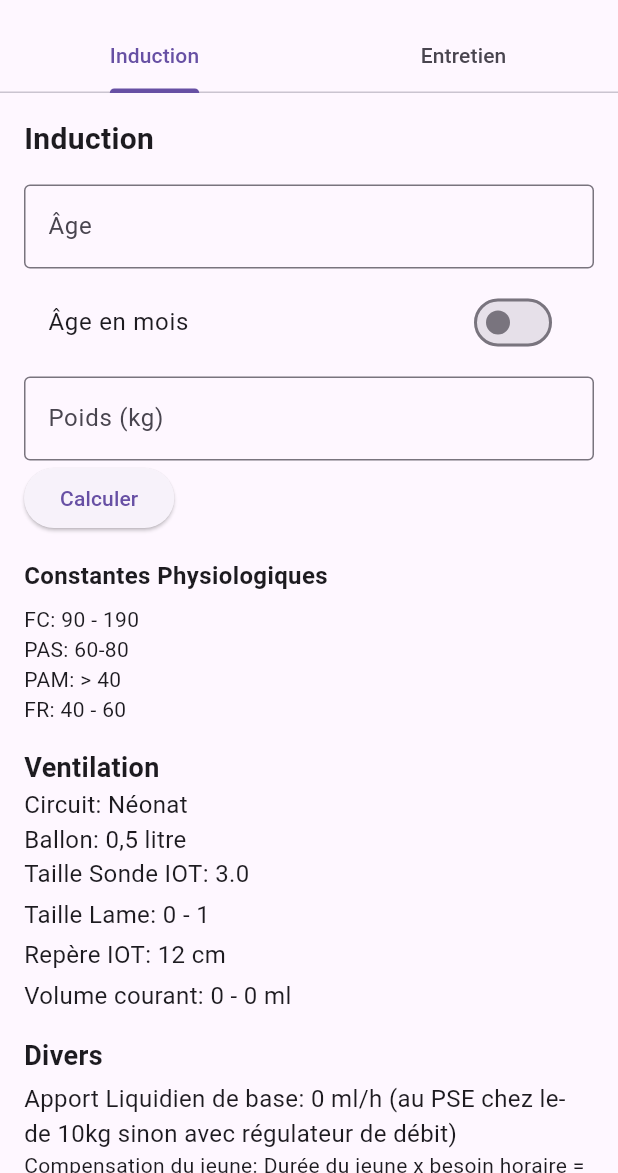
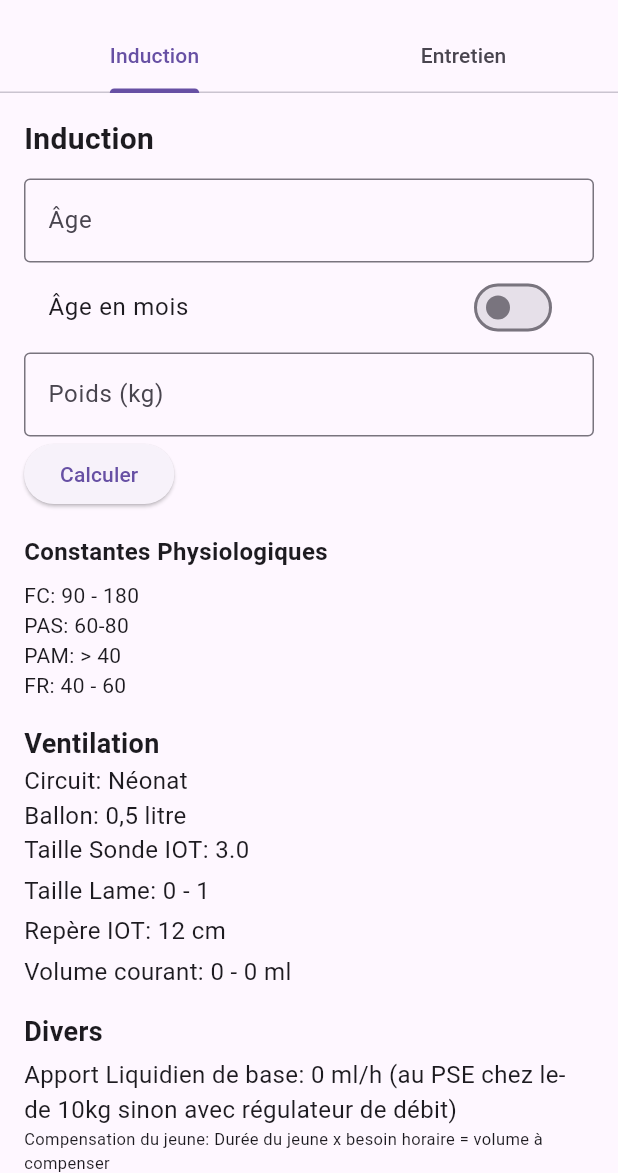
Before and after one commit to Thomdev38/pedianest, a Flutter app: the PosologieCalculatorScreen screen opened directly, after a tap on "Calculer", on a phone screen of 412 x 824 dp, the part 63-1236 px from its top. Run offline on Flutter 3.47's test engine with Material 3 defaults, Android fonts, the phone set to English and light mode, and no system bars; missing offline and left inert: syncfusion_flutter_pdfviewer.

Commit message:
Update posologiecalculator.dart

```diff
--- a/lib/posologiecalculator.dart
+++ b/lib/posologiecalculator.dart
@@ -54,7 +54,6 @@ class _PosologieCalculatorScreenState extends State<PosologieCalculatorScreen> {
   double? doseAtropine;
 
 
-
   int calculerApportLiquidien(int poids) {
     int apport = 0;
 
@@ -75,7 +74,7 @@ class _PosologieCalculatorScreenState extends State<PosologieCalculatorScreen> {
   Map<String, String> obtenirConstantesPhysiologiques(int ageEnMois) {
     if (ageEnMois <= 1) {
       return {
-        'FC': '90 - 190',
+        'FC': '90 - 180',
         'PAS': '60-80',
         'PAM': '> 40',
         'FR': '40 - 60',
@@ -247,6 +246,7 @@ class _PosologieCalculatorScreenState extends State<PosologieCalculatorScreen> {
       dosePropofolEntretien = poids * 10.0; // 10 mg/kg/h;
       doseAdrenaline = poids * 0.01;
       doseAtropine = poids * 0.02;
+
 
       // Condition spécifique pour la dose de célocurine
       if (ageEnMois < 24) {
@@ -428,7 +428,6 @@ class InductionPage extends StatelessWidget {
     required this.doseAtracrium,
     required this.doseRocuroniummini,
     required this.doseRocuroniummaxi,
-
     required this.apportLiquidien,
     required this.vtmin,
     required this.vtmax,
@@ -457,7 +456,7 @@ class InductionPage extends StatelessWidget {
             'Induction',
             style: TextStyle(fontSize: 20, fontWeight: FontWeight.bold),
           ),
-          const SizedBox(height: 16),
+          const SizedBox(height: 12),
           TextField(
             controller: ageController,
             keyboardType: TextInputType.number,
@@ -466,13 +465,14 @@ class InductionPage extends StatelessWidget {
               border: OutlineInputBorder(),
             ),
           ),
-          const SizedBox(height: 8),
+          const SizedBox(height: 2),
           SwitchListTile(
             title: const Text('Âge en mois'),
             value: isAgeInMonths,
             onChanged: onSwitchChanged,
+            activeColor: Colors.green.shade400,
           ),
-          const SizedBox(height: 8),
+          const SizedBox(height: 2),
           TextField(
             controller: poidsController,
             keyboardType: TextInputType.number,
@@ -542,8 +542,8 @@ class InductionPage extends StatelessWidget {
               'Apport Liquidien de base: $apportLiquidien ml/h (au PSE chez le- de 10kg sinon avec régulateur de débit)' ,
               style: const TextStyle(fontSize: 16),
             ),
-            Text("Compensation du jeune: Durée du jeune x besoin horaire = volume à compenser"),
-            Text("Passer 50% de ce volume la première heure et 50% sur la deuxième heure"),
+            const Text("Compensation du jeune: Durée du jeune x besoin horaire = volume à compenser", style: TextStyle(fontSize: 11),),
+            const Text("Passer 50% de ce volume la première heure et 50% sur la deuxième heure", style: TextStyle(fontSize: 11),),
           ],
           const SizedBox(height: 16),
           if (dosePropofolmini != null && dosePropofolmaxi != null) ...[
```
